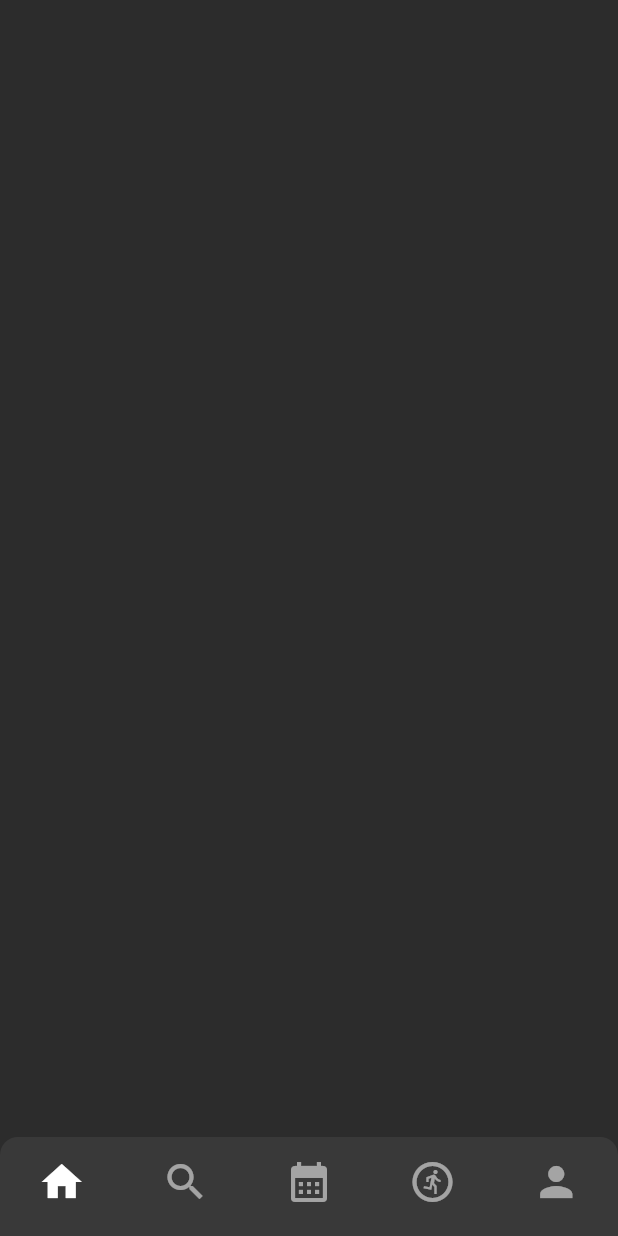
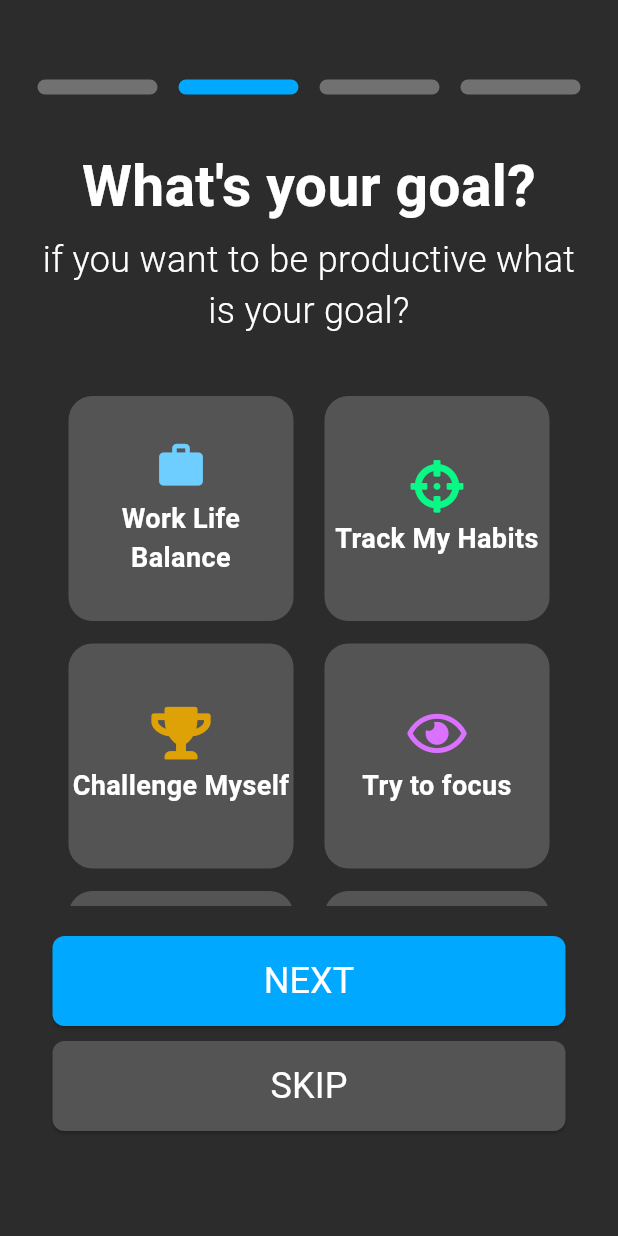
Before and after one commit to diandrakina/selamat_application, a Flutter app: the screen it shows after launch, on a phone screen of 412 x 824 dp. Run offline on Flutter 3.47's test engine with Material 3 defaults, Android fonts, the phone set to English and light mode, and no system bars; our stand-ins replace cached_network_image, flutter_svg, font_awesome_flutter, numberpicker; missing offline and left inert: dart:js; Roboto replaces fonts that are missing (SamsungSans).

Commit message:
Diandra - Question Page

```diff
--- a/lib/main.dart
+++ b/lib/main.dart
@@ -55,10 +55,9 @@ class MyApp extends StatelessWidget {
       theme: new ThemeData(scaffoldBackgroundColor: AppColors.bgDarkMode),
       debugShowCheckedModeBanner: false,
       // home: CreatePasswordPage(),
-      home: NavBar(),
       // home: WelcomePage(),
       // home: AskQuestion()
-      // home: StartUpQuestionPage(),
+      home: GoalQuestionPage(),
 
       // home: CompleteProfile(),
     );
--- a/lib/pages/question_page/goalsQuestionPage.dart
+++ b/lib/pages/question_page/goalsQuestionPage.dart
@@ -0,0 +1,181 @@
+import 'package:flutter/material.dart';
+import 'package:font_awesome_flutter/font_awesome_flutter.dart';
+import 'package:selamat_application/styles/styles.dart';
+import 'package:selamat_application/widget/customElevatedButton.dart';
+
+import 'package:selamat_application/widget/customBoxGoals.dart';
+
+class GoalQuestionPage extends StatefulWidget {
+  const GoalQuestionPage({super.key});
+
+  @override
+  State<GoalQuestionPage> createState() => _GoalQuestionPageState();
+}
+
+class _GoalQuestionPageState extends State<GoalQuestionPage> {
+  @override
+  Widget build(BuildContext context) {
+    return SafeArea(
+      child: Scaffold(
+        resizeToAvoidBottomInset: false,
+        body: Container(
+          width: double.maxFinite,
+          padding: EdgeInsets.symmetric(horizontal: 25, vertical: 15),
+          child: Column(
+            children: [
+              SizedBox(
+                height: 38,
+              ),
+              Row(
+                mainAxisAlignment: MainAxisAlignment.spaceBetween,
+                children: [
+                  Container(
+                    height: 10,
+                    width: 80,
+                    decoration: BoxDecoration(
+                        borderRadius: BorderRadius.circular(6.0),
+                        color: AppColors.inactive),
+                  ),
+                  Container(
+                    height: 10,
+                    width: 80,
+                    decoration: BoxDecoration(
+                        borderRadius: BorderRadius.circular(6.0),
+                        color: AppColors.baseColor),
+                  ),
+                  Container(
+                    height: 10,
+                    width: 80,
+                    decoration: BoxDecoration(
+                        borderRadius: BorderRadius.circular(6.0),
+                        color: AppColors.inactive),
+                  ),
+                  Container(
+                    height: 10,
+                    width: 80,
+                    decoration: BoxDecoration(
+                        borderRadius: BorderRadius.circular(6.0),
+                        color: AppColors.inactive),
+                  ),
+                ],
+              ),
+              SizedBox(
+                height: 34,
+              ),
+              Text(
+                "What's your goal?",
+                maxLines: 1,
+                // overflow: TextOverflow.ellipsis,
+                textAlign: TextAlign.center,
+                style: TextStyles.GR_38_bold,
+              ),
+              SizedBox(
+                height: 5,
+              ),
+              Text(
+                "if you want to be productive what is your goal?",
+                maxLines: 2,
+                textAlign: TextAlign.center,
+                style: TextStyles.GR_24_light,
+              ),
+              SizedBox(
+                height: 40,
+              ),
+              // _yourGoals(context),
+              Container(
+                height: 340,
+                child: SingleChildScrollView(
+                  child: _yourGoals(context),
+                ),
+              ),
+
+              SizedBox(
+                height: 20,
+              ),
+              _buttonNext(context),
+              SizedBox(
+                height: 10,
+              ),
+              _buttonSkip(context)
+            ],
+          ),
+        ),
+      ),
+    );
+  }
+
+  Widget _yourGoals(BuildContext context) {
+    return Container(
+      child: Column(
+        mainAxisAlignment: MainAxisAlignment.spaceEvenly,
+        children: [
+          Row(
+            mainAxisAlignment: MainAxisAlignment.spaceEvenly,
+            children: [
+              CustomBoxGoals(
+                  icon: Icons.work,
+                  text: "Work Life   Balance",
+                  colorIcon: AppColors.deadBlue),
+              CustomBoxGoals(
+                  icon: FontAwesomeIcons.crosshairs,
+                  text: "Track My Habits",
+                  colorIcon: AppColors.pastelGreenHealth),
+            ],
+          ),
+          SizedBox(
+            height: 15,
+          ),
+          Row(
+            mainAxisAlignment: MainAxisAlignment.spaceEvenly,
+            children: [
+              CustomBoxGoals(
+                  icon: FontAwesomeIcons.trophy,
+                  text: "Challenge Myself",
+                  colorIcon: AppColors.starYellow),
+              CustomBoxGoals(
+                  icon: FontAwesomeIcons.eye,
+                  text: "Try to focus",
+                  colorIcon: AppColors.pastelPurple),
+            ],
+          ),
+          SizedBox(
+            height: 15,
+          ),
+          Row(
+            mainAxisAlignment: MainAxisAlignment.spaceEvenly,
+            children: [
+              CustomBoxGoals(
+                  icon: FontAwesomeIcons.solidHeart,
+                  text: "Healthier Life",
+                  colorIcon: AppColors.pastelRed),
+              CustomBoxGoals(
+                  icon: FontAwesomeIcons.fire,
+                  text: "Consistent Routine",
+                  colorIcon: AppColors.starYellow),
+            ],
+          ),
+        ],
+      ),
+    );
+  }
+
+  Widget _buttonNext(BuildContext context) {
+    return CustomElevatedButton(
+      text: 'NEXT',
+      buttonTextStyle: TextStyles.medium_24,
+      height: 60,
+      margin: EdgeInsets.symmetric(horizontal: 10),
+      buttonStyle: CustomButtonStyles.buttonBlue,
+    );
+  }
+
+  Widget _buttonSkip(BuildContext context) {
+    return CustomElevatedButton(
+      text: 'SKIP',
+      buttonTextStyle: TextStyles.medium_24,
+      height: 60,
+      margin: EdgeInsets.symmetric(horizontal: 10),
+      buttonStyle: CustomButtonStyles.buttonNotSure,
+    );
+  }
+}
--- a/lib/styles/styles.dart
+++ b/lib/styles/styles.dart
@@ -278,6 +278,18 @@ class TextStyles {
       fontSize: 42.0,
       color: Colors.white);
 
+  static TextStyle timeRoll = const TextStyle(
+      fontFamily: 'SamsungSans',
+      fontWeight: FontWeight.bold,
+      fontSize: 42.17,
+      color: AppColors.inactive);
+
+  static TextStyle timeRollOke = const TextStyle(
+      fontFamily: 'SamsungSans',
+      fontWeight: FontWeight.bold,
+      fontSize: 60.0,
+      color: Colors.white);
+
   static TextStyle GR_24_bold = const TextStyle(
       fontFamily: 'SamsungSans',
       fontWeight: FontWeight.bold,
@@ -338,7 +350,15 @@ class AppDecoration {
 class CustomButtonStyles {
   static ButtonStyle get buttonGray => ElevatedButton.styleFrom(
       backgroundColor: AppColors.darkModeCard,
-      shape: RoundedRectangleBorder(borderRadius: BorderRadius.circular(8)));
+      shape: RoundedRectangleBorder(borderRadius: BorderRadius.circular(8.0)));
+
+  static ButtonStyle get buttonNotSure => ElevatedButton.styleFrom(
+      backgroundColor: AppColors.floatingGrey,
+      shape: RoundedRectangleBorder(borderRadius: BorderRadius.circular(8.0)));
+
+  static ButtonStyle get buttonBlue => ElevatedButton.styleFrom(
+      backgroundColor: AppColors.baseColor,
+      shape: RoundedRectangleBorder(borderRadius: BorderRadius.circular(8.0)));
 }
 
 // PrimaryColors get appTheme => ThemeHelper()
--- /dev/null
+++ b/lib/widget/customBoxGoals.dart
@@ -0,0 +1,64 @@
+import 'package:flutter/material.dart';
+import 'package:font_awesome_flutter/font_awesome_flutter.dart';
+import 'package:selamat_application/styles/styles.dart';
+
+class CustomBoxGoals extends StatefulWidget {
+  final IconData icon;
+  final String text;
+  final Color colorIcon;
+
+  const CustomBoxGoals(
+      {Key? key,
+      required this.icon,
+      required this.text,
+      required this.colorIcon})
+      : super(key: key);
+
+  @override
+  _CustomBoxGoalsState createState() => _CustomBoxGoalsState();
+}
+
+class _CustomBoxGoalsState extends State<CustomBoxGoals> {
+  bool isClicked = false;
+
+  @override
+  Widget build(BuildContext context) {
+    return GestureDetector(
+      onTap: () {
+        setState(() {
+          isClicked = !isClicked;
+        });
+      },
+      child: Container(
+        width: 150,
+        height: 150,
+        decoration: BoxDecoration(
+            color: isClicked ? AppColors.deadBlue : AppColors.floatingGrey,
+            borderRadius: BorderRadius.circular(16)),
+        child: Column(
+          mainAxisAlignment: MainAxisAlignment.center,
+          crossAxisAlignment: CrossAxisAlignment.center,
+          children: [
+            // Icon(
+            //   widget.icon as IconData?,
+            //   size: 35,
+            //   color: isClicked ? Colors.white : widget.colorIcon,
+            // ),
+            FaIcon(
+              widget.icon,
+              size: 35,
+              color: isClicked ? Colors.white : widget.colorIcon,
+            ),
+            SizedBox(height: 5),
+            Text(
+              widget.text,
+              style: TextStyles.bold_18,
+              maxLines: 2,
+              textAlign: TextAlign.center,
+            ),
+          ],
+        ),
+      ),
+    );
+  }
+}
--- a/lib/widget/customButton.dart
+++ b/lib/widget/customButton.dart
@@ -12,6 +12,7 @@ class Button extends StatelessWidget {
     this.width,
     this.margin,
     this.alignment,
+    Color? color,
   }) : super(
           key: key,
         );
--- a/lib/widget/customElevatedButton.dart
+++ b/lib/widget/customElevatedButton.dart
@@ -26,6 +26,7 @@ class CustomElevatedButton extends Button {
           buttonStyle: buttonStyle,
           isDisabled: isDisabled,
           buttonTextStyle: buttonTextStyle,
+          color: color,
           height: height,
           width: width,
           alignment: alignment,
@@ -52,6 +53,7 @@ class CustomElevatedButton extends Button {
         height: this.height ?? 50.v,
         width: this.width ?? double.maxFinite,
         margin: margin,
+        // color: AppColors.floatingGrey,
         decoration: decoration,
         child: ElevatedButton(
           style: buttonStyle,
--- a/pubspec.yaml
+++ b/pubspec.yaml
@@ -43,6 +43,7 @@ dependencies:
   calendar_timeline: ^1.1.2
 
   font_awesome_flutter: ^9.0.0
+  numberpicker: ^2.1.2
 
 dev_dependencies:
   flutter_test:
```
Also changed, not shown: lib/pages/question_page/endUpQuestionPage.dart (+196 -0 lines), lib/pages/question_page/startUpQuestionPage.dart (+155 -71 lines), pubspec.lock.
